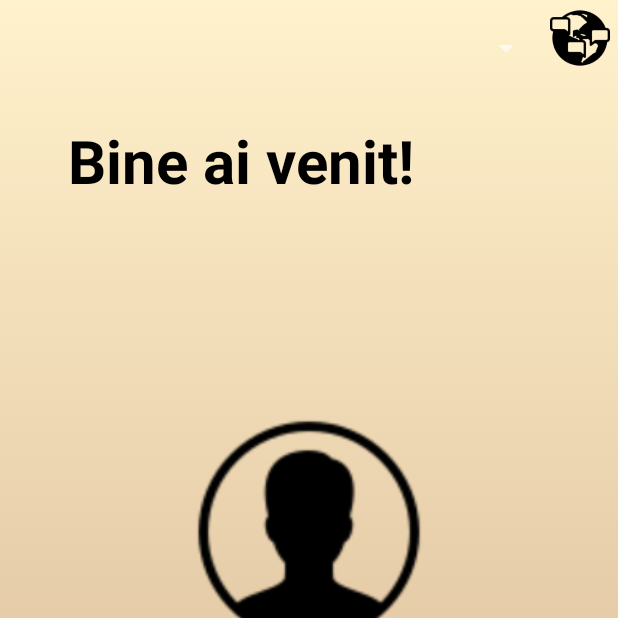
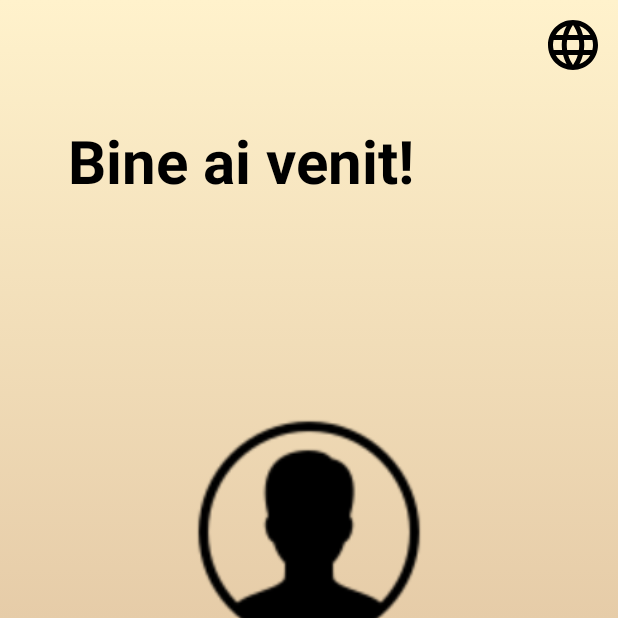
Before and after one commit to dianaonit/Classbook_Android, an Android app: the screen it shows after launch (MainActivity), on a phone screen of 412 x 824 dp, the top half of it. Run offline under Robolectric (Android 15) with nearby library versions, the phone set to English and light mode, and no system bars.

Commit message:
Added internationalization.

```diff
--- a/app/src/main/java/com/example/myapp/MainActivity.java
+++ b/app/src/main/java/com/example/myapp/MainActivity.java
@@ -1,25 +1,42 @@
 package com.example.myapp;
-
+import androidx.appcompat.app.ActionBar;
+import android.app.Activity;
+import android.content.DialogInterface;
 import android.content.Intent;
+import android.content.SharedPreferences;
+import android.content.res.Configuration;
 import android.os.Bundle;
 import android.view.View;
 import android.widget.Button;
+import android.widget.ImageButton;
 import android.widget.ImageView;
 import android.widget.TextView;
 
 
+import androidx.appcompat.app.AlertDialog;
 import androidx.appcompat.app.AppCompatActivity;
 import androidx.constraintlayout.widget.ConstraintLayout;
 
+import java.util.Locale;
+
 public class MainActivity extends AppCompatActivity {
      ConstraintLayout constraintLayout;
+
 
 
     @Override
     protected void onCreate(Bundle savedInstanceState) {
         super.onCreate(savedInstanceState);
 
+        loadLocale();
+
         setContentView(R.layout.activity_main);
+
+        ActionBar actionBar = getSupportActionBar();
+        if (actionBar != null) {
+            actionBar.setTitle(getResources().getString(R.string.app_name));
+        }
+
 
         constraintLayout=findViewById(R.id.container);
 
@@ -32,5 +49,69 @@ public class MainActivity extends AppCompatActivity {
             }
         });
 
+        ImageButton LanguageButton = (ImageButton)findViewById(R.id.LanguageButton);
+        LanguageButton.setOnClickListener(new View.OnClickListener(){
+
+            public void onClick(View view){
+                showChangeLanguageDialog();
+            }
+
+        });
+
     }
+
+    private void showChangeLanguageDialog(){
+          final String[] listItems={"Romanian","English","German","French"};
+          AlertDialog.Builder mBuilder= new AlertDialog.Builder(MainActivity.this);
+          mBuilder.setTitle("Choose Language...");
+          mBuilder.setSingleChoiceItems(listItems, -1, new DialogInterface.OnClickListener() {
+              @Override
+              public void onClick(DialogInterface dialogInterface, int i) {
+                  if(i==0){
+                      setLocale("fr");
+                      recreate();
+                  }
+
+                 else if(i==1){
+                      setLocale("en");
+                      recreate();
+                  }
+
+                  else if(i==2){
+                      setLocale("de-rDE");
+                      recreate();
+                  }
+                  else if(i==3){
+                      setLocale("ro-rRO");
+                      recreate();
+                  }
+
+                  dialogInterface.dismiss();
+
+              }
+          });
+
+
+          AlertDialog mDialog=mBuilder.create();
+          mDialog.show();
+    }
+
+    private void setLocale(String lang) {
+        Locale locale=new Locale(lang);
+        Locale.setDefault(locale);
+        Configuration config=new Configuration();
+        config.locale=locale;
+
+        getBaseContext().getResources().updateConfiguration(config,getBaseContext().getResources().getDisplayMetrics());
+
+        SharedPreferences.Editor editor=getSharedPreferences("Settings",MODE_PRIVATE).edit();
+        editor.putString("My_Lang",lang);
+        editor.apply();
+    }
+     public void loadLocale(){
+        SharedPreferences prefs=getSharedPreferences("Settings", Activity.MODE_PRIVATE);
+        String language=prefs.getString("My_lang","");
+        setLocale(language);
+     }
+
 }
--- /dev/null
+++ b/app/src/main/res/drawable/ic_baseline_language_24.xml
@@ -0,0 +1,11 @@
+<vector xmlns:android="http://schemas.android.com/apk/res/android"
+    android:width="40dp"
+    android:height="40dp"
+    android:viewportWidth="24"
+    android:viewportHeight="24"
+    android:tint="#000000"
+    >
+  <path
+      android:fillColor="@android:color/white"
+      android:pathData="M11.99,2C6.47,2 2,6.48 2,12s4.47,10 9.99,10C17.52,22 22,17.52 22,12S17.52,2 11.99,2zM18.92,8h-2.95c-0.32,-1.25 -0.78,-2.45 -1.38,-3.56 1.84,0.63 3.37,1.91 4.33,3.56zM12,4.04c0.83,1.2 1.48,2.53 1.91,3.96h-3.82c0.43,-1.43 1.08,-2.76 1.91,-3.96zM4.26,14C4.1,13.36 4,12.69 4,12s0.1,-1.36 0.26,-2h3.38c-0.08,0.66 -0.14,1.32 -0.14,2 0,0.68 0.06,1.34 0.14,2L4.26,14zM5.08,16h2.95c0.32,1.25 0.78,2.45 1.38,3.56 -1.84,-0.63 -3.37,-1.9 -4.33,-3.56zM8.03,8L5.08,8c0.96,-1.66 2.49,-2.93 4.33,-3.56C8.81,5.55 8.35,6.75 8.03,8zM12,19.96c-0.83,-1.2 -1.48,-2.53 -1.91,-3.96h3.82c-0.43,1.43 -1.08,2.76 -1.91,3.96zM14.34,14L9.66,14c-0.09,-0.66 -0.16,-1.32 -0.16,-2 0,-0.68 0.07,-1.35 0.16,-2h4.68c0.09,0.65 0.16,1.32 0.16,2 0,0.68 -0.07,1.34 -0.16,2zM14.59,19.56c0.6,-1.11 1.06,-2.31 1.38,-3.56h2.95c-0.96,1.65 -2.49,2.93 -4.33,3.56zM16.36,14c0.08,-0.66 0.14,-1.32 0.14,-2 0,-0.68 -0.06,-1.34 -0.14,-2h3.38c0.16,0.64 0.26,1.31 0.26,2s-0.1,1.36 -0.26,2h-3.38z"/>
+</vector>
--- a/app/src/main/res/layout/activity_main.xml
+++ b/app/src/main/res/layout/activity_main.xml
@@ -9,25 +9,19 @@
     tools:context=".MainActivity">
 
 
-    <ImageView
-        android:id="@+id/ImageViewLanguage"
-        android:layout_width="40dp"
-        android:layout_height="40dp"
-        android:layout_marginTop="5dp"
-        android:layout_marginEnd="5dp"
-        android:layout_marginRight="5dp"
-        android:src="@drawable/icons8_language_skill_100"
+
+
+    <ImageButton
+        android:id="@+id/LanguageButton"
+        android:layout_width="60dp"
+        android:layout_height="60dp"
+        android:background="@null"
+        android:padding="4dp"
+        android:visibility="visible"
+        android:src="@drawable/ic_baseline_language_24"
         app:layout_constraintRight_toRightOf="parent"
-        app:layout_constraintTop_toTopOf="parent" />
+        app:layout_constraintTop_toTopOf="parent"/>
 
-   <Spinner
-       android:id="@+id/SpinnerLanguage"
-       android:layout_width="wrap_content"
-       android:layout_height="wrap_content"
-       android:layout_marginRight="5dp"
-       android:layout_marginTop="20dp"
-       app:layout_constraintRight_toLeftOf="@+id/ImageViewLanguage"
-       app:layout_constraintTop_toTopOf="parent" />
 
     <ImageView
         android:id="@+id/imageViewLogin"
@@ -73,7 +67,8 @@
             android:layout_width="match_parent"
             android:layout_height="wrap_content"
             android:drawableEnd="@drawable/ic_email_black"
-            android:hint="@string/textInputLayout2" />
+            android:hint="@string/textInputLayout2"
+            android:inputType="textEmailAddress"/>
     </com.google.android.material.textfield.TextInputLayout>
 
     <com.google.android.material.textfield.TextInputLayout
--- a/app/src/main/res/values/strings.xml
+++ b/app/src/main/res/values/strings.xml
@@ -9,7 +9,7 @@
         <string name="textInputLayout">Parolă</string>
         <string name="textInputLayout2">Email</string>
         <string name="buttonSignIn">Sign in</string>
-        <string name="Register">Înregistrare student</string>
+        <string name="Register">Înregistrare elev</string>
         <string name="firstName">Nume</string>
         <string name="lastName">Prenume</string>
         <string name="phone">Telefon</string>
@@ -23,9 +23,10 @@
         <string name="checkBoxD">D</string>
         <string name="buttonRegister">Înregistrare</string>
         <string name="Register1">Înregistrare părinte</string>
-        <string name="Subject1">Număr matricol copil</string>
+        <string name="Subject1">Număr matricol elev</string>
         <string name="Register2">Înregistrare profesor</string>
         <string name="textViewAlegeClasa1">Predau clasei:</string>
+        <string name="Subject3">Materia</string>
 
 
 
```
Also changed, not shown: app/src/main/java/com/example/myapp/DetailsActivity.java (+13 -0 lines), app/src/main/res/drawable/ic_baseline_help_outline_24.xml (added, +10 -0 lines), app/src/main/res/layout/activity_createaccount.xml (+12 -7 lines), app/src/main/res/layout/activity_createaccountparent.xml (+9 -4 lines), app/src/main/res/layout/activity_createaccountstud.xml (+9 -4 lines), app/src/main/res/layout/activity_details.xml (+9 -6 lines), 4 other files.
